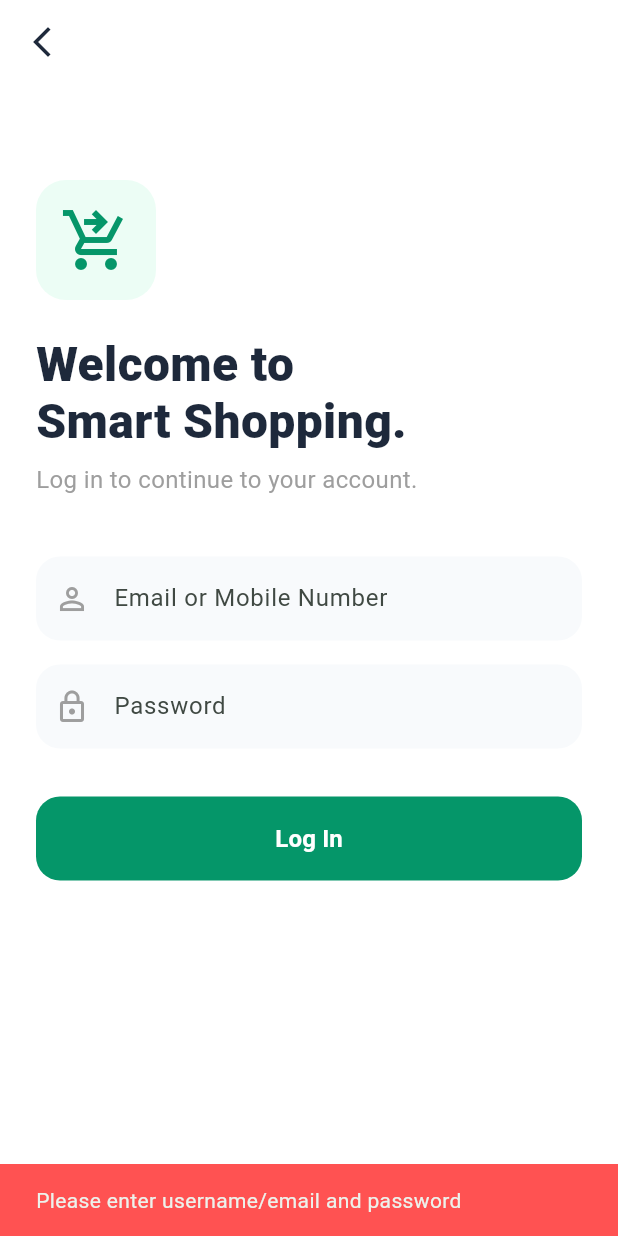
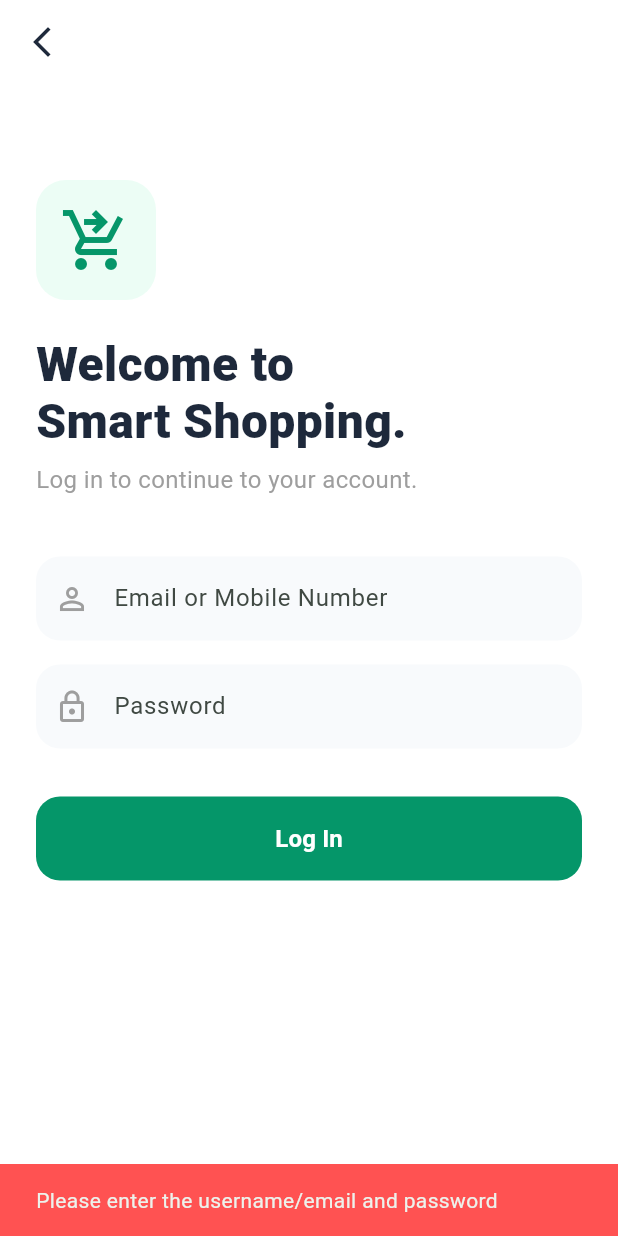
Before and after one commit to Soojw/shoppinglist, a Flutter app: the LoginPage screen opened directly, after a tap on "Log In", on a phone screen of 412 x 824 dp. Run offline on Flutter 3.47's test engine with Material 3 defaults, Android fonts, the phone set to English and light mode, and no system bars; our stand-ins replace flutter_map, geolocator, latlong2, shared_preferences, speech_to_text, sqflite; missing offline and left inert: barcode_scan2; accounts and stored records are empty; network calls fail.

Commit message:
change login message

```diff
--- a/lib/screens/login_page.dart
+++ b/lib/screens/login_page.dart
@@ -22,7 +22,7 @@ class _LoginPageState extends State<LoginPage> {
 
     if (input.isEmpty || password.isEmpty) {
       ScaffoldMessenger.of(context).showSnackBar(
-          const SnackBar(content: Text('Please enter username/email and password'), backgroundColor: Colors.redAccent)
+          const SnackBar(content: Text('Please enter the username/email and password'), backgroundColor: Colors.redAccent)
       );
       return;
     }
```
